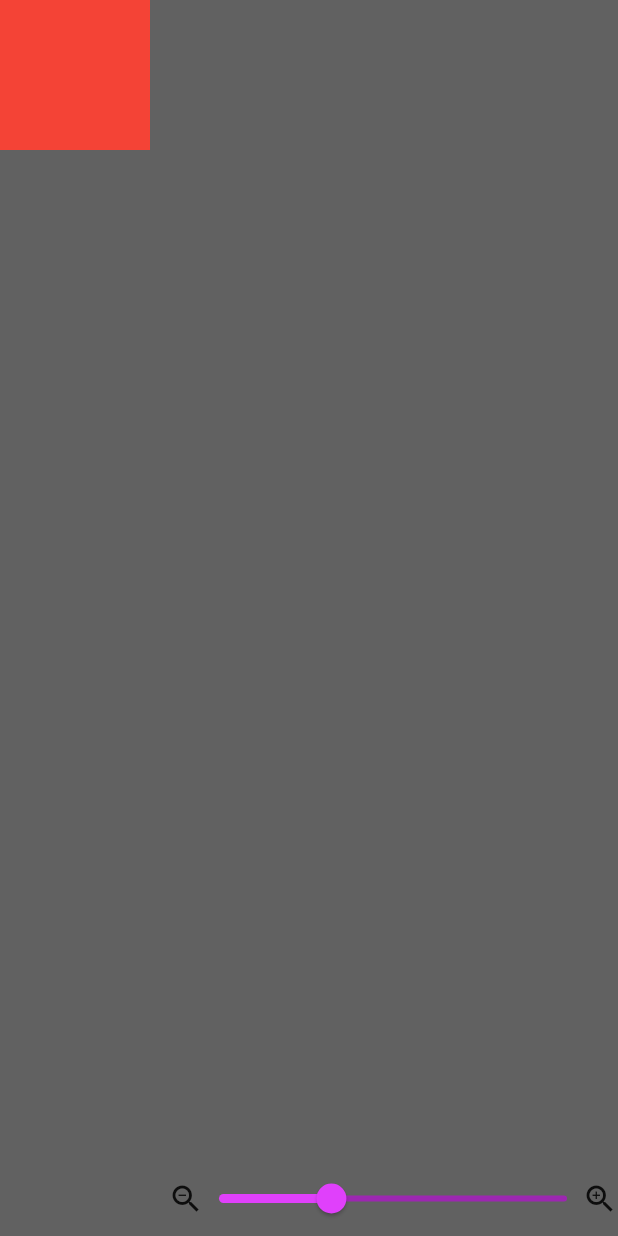
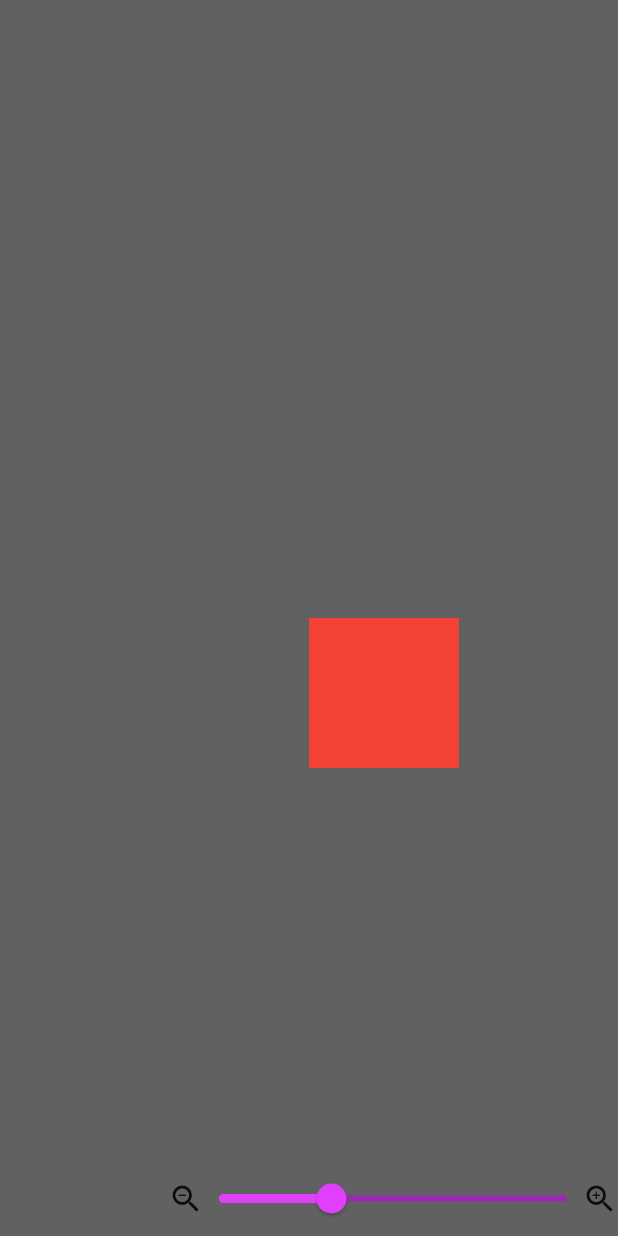
Before and after one commit to JustBrenkman/bidirectional_view, a Flutter app: the screen it shows after launch, on a phone screen of 412 x 824 dp. Run offline on Flutter 3.47's test engine with Material 2 defaults, Android fonts, the phone set to English and light mode, and no system bars.

Commit message:
working version, always scales to global center (need to find inverse function)

```diff
--- a/lib/bidirectional_view.dart
+++ b/lib/bidirectional_view.dart
@@ -13,11 +13,11 @@ class BiDirectionalLayout extends ChangeNotifier {
   ///
   /// This function returns each [Widget] wrapped with a
   /// [LayoutId] so that they can be used by the delegate.
-  List<LayoutId> widgets(Matrix4 transform) => children
+  List<LayoutId> widgets(Offset origin, double scale) => children
       .map((w) => LayoutId(
           id: w.key,
           child: Transform(
-            transform: transform,
+            transform: _transform(w, origin, scale),
             child: GestureDetector(
                 child: w.child,
                 onPanUpdate: (details) {
@@ -26,6 +26,10 @@ class BiDirectionalLayout extends ChangeNotifier {
                 }),
           )))
       .toList();
+
+  Matrix4 _transform(BiWrapper w, Offset origin, double scale) {
+    return Matrix4.identity()..scale(scale, scale);
+  }
 }
 
 class BiDirectionalView extends StatefulWidget {
@@ -43,19 +47,22 @@ class BiDirectionalView extends StatefulWidget {
 
 class _BiDirectionalViewState extends State<BiDirectionalView> {
   double scale;
-  Matrix4 matrix;
+  Offset origin;
 
   _BiDirectionalViewState();
 
   @override
   initState() {
     scale = 1.0;
-    matrix = Matrix4.identity();
     super.initState();
   }
 
   @override
   Widget build(BuildContext context) {
+    origin = origin ??
+        Offset(MediaQuery.of(context).size.width / 2,
+            MediaQuery.of(context).size.height / 2);
+
     BiDirectionalViewLayoutDelegate delegate =
         BiDirectionalViewLayoutDelegate(this, layout: widget.layout);
 
@@ -63,9 +70,7 @@ class _BiDirectionalViewState extends State<BiDirectionalView> {
       children: <Widget>[
         GestureDetector(
           behavior: HitTestBehavior.translucent,
-          onPanUpdate: (details) {
-            setState(() => _updateMatrixTransform(details.delta));
-          },
+          onPanUpdate: (details) => _updateMatrixTransform(details.delta),
           child: Container(
             width: double.infinity,
             height: double.infinity,
@@ -74,7 +79,7 @@ class _BiDirectionalViewState extends State<BiDirectionalView> {
         ),
         CustomMultiChildLayout(
           delegate: delegate,
-          children: delegate.layout.widgets(matrix),
+          children: delegate.layout.widgets(origin, scale),
         ),
         Align(
             alignment: Alignment.bottomRight,
@@ -99,9 +104,8 @@ class _BiDirectionalViewState extends State<BiDirectionalView> {
                           max: 3.0,
                           divisions: 50,
                           label: scale.toStringAsFixed(2),
-                          onChanged: (double value) {
-                            setState(() => _updateMatrixScale(value));
-                          },
+                          onChanged: (double value) =>
+                              _updateMatrixScale(value),
                         ),
                       ),
                     ),
@@ -117,11 +121,17 @@ class _BiDirectionalViewState extends State<BiDirectionalView> {
   }
 
   void _updateMatrixScale(double newScale) {
+    setState(() {
       scale = newScale;
-    matrix.setDiagonal(math.Vector4(scale, scale, 1.0, 1.0));
+    });
   }
 
   void _updateMatrixTransform(Offset delta) {
+    setState(() {
+      origin += delta * f(scale);
+    });
+  }
+
   /// This converts delta pixels to delta global (2D) space
   ///
   /// This was found with the following:
@@ -163,14 +173,6 @@ class _BiDirectionalViewState extends State<BiDirectionalView> {
           0.9418 * pow(x, 1) +
           0.998)
       .abs();
-
-    double y = f(scale);
-    math.Vector4 vec = math.Vector4(delta.dx * y, delta.dy * y, 0.0, 0.0);
-
-    Matrix4 toAdd = Matrix4.zero();
-    toAdd.setColumn(3, vec);
-    matrix = matrix + toAdd;
-  }
 }
 
 class BiDirectionalViewLayoutDelegate extends MultiChildLayoutDelegate {
@@ -181,12 +183,12 @@ class BiDirectionalViewLayoutDelegate extends MultiChildLayoutDelegate {
 
   @override
   void performLayout(Size size) {
-    List<double> vec = [0, 0, 0];
-    viewState?.matrix?.getTranslation()?.copyIntoArray(vec);
+    // Offset offset = Offset(size.width/2, size.height/2);
 
     layout.children.forEach((wrapper) {
       layoutChild(wrapper.key, BoxConstraints.loose(size));
-      positionChild(wrapper.key, Offset(vec[0], vec[1]) + wrapper.worldPos);
+      positionChild(
+          wrapper.key, viewState.origin + (wrapper.worldPos * viewState.scale));
     });
   }
 
```
Lines whose indentation alone changed are shown as unchanged.
